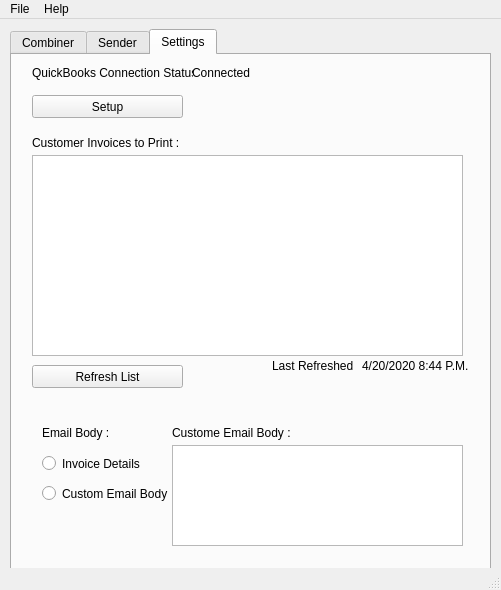
Before: the Qt Designer form QBICST.ui in maxitule3/Invoice-Combine-Send, drawn with Qt 5.
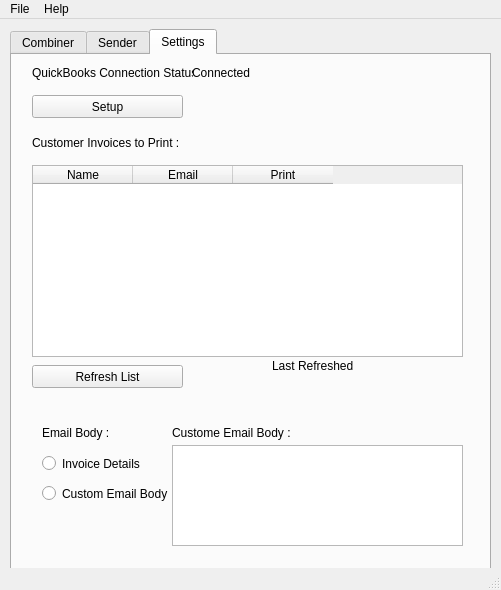
After: the same form once the commit is applied. The open tabs and pages were chosen to show the change.

Commit message:
Refresh customer table working
I was able to use a pyqt table widget to store customers email, name and create a checkbox to select if they would like there invoice printed. I made function in QBservices.py that will always return a list of dictionarys with all customers and there information. Got the last refreshed label to update when refresh list is clicked.

Diff of the .ui file:
```diff
--- a/QBICST.ui
+++ b/QBICST.ui
@@ -461,16 +461,6 @@
        <set>Qt::NoTextInteraction</set>
       </property>
      </widget>
-     <widget class="QListWidget" name="listWidget_3">
-      <property name="geometry">
-       <rect>
-        <x>20</x>
-        <y>100</y>
-        <width>431</width>
-        <height>201</height>
-       </rect>
-      </property>
-     </widget>
      <widget class="QPushButton" name="pushButton_7">
       <property name="geometry">
        <rect>
@@ -507,7 +497,7 @@
        </rect>
       </property>
       <property name="text">
-       <string>4/20/2020 8:44 P.M.</string>
+       <string/>
       </property>
      </widget>
      <widget class="QLabel" name="label_14">
@@ -611,6 +601,31 @@
        <string>Refresh List</string>
       </property>
      </widget>
+     <widget class="QTableWidget" name="tableWidget">
+      <property name="geometry">
+       <rect>
+        <x>20</x>
+        <y>110</y>
+        <width>431</width>
+        <height>192</height>
+       </rect>
+      </property>
+      <column>
+       <property name="text">
+        <string>Name</string>
+       </property>
+      </column>
+      <column>
+       <property name="text">
+        <string>Email</string>
+       </property>
+      </column>
+      <column>
+       <property name="text">
+        <string>Print</string>
+       </property>
+      </column>
+     </widget>
     </widget>
    </widget>
   </widget>
```
Left out of the diff: 2 changed lines with no effect on the pictures. The commit also changes 2 other files.
